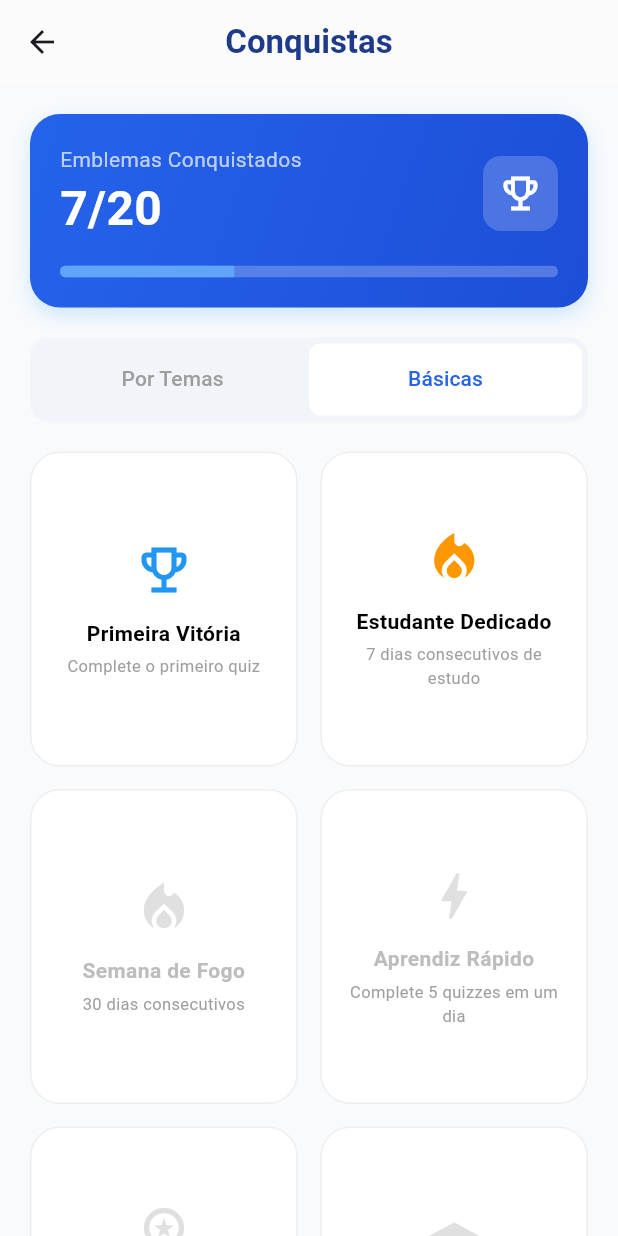
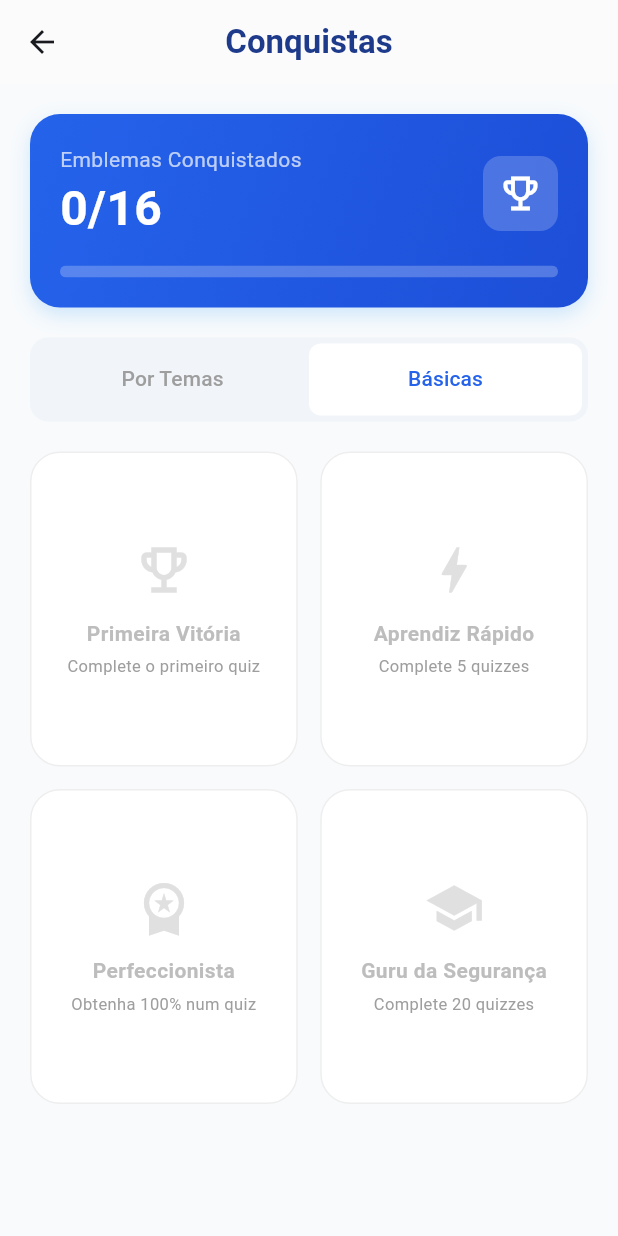
Before and after one commit to Paqu1t0/SafeQuest, a Flutter app: the RecompensasPage screen opened directly, tab 2 chosen, on a phone screen of 412 x 824 dp. Run offline on Flutter 3.47's test engine with Material 3 defaults, Android fonts, the phone set to English and light mode, and no system bars; our stand-ins replace cloud_firestore, firebase_auth, firebase_core, flutter_dotenv, google_generative_ai, google_sign_in and 1 more; accounts and stored records are empty; network calls fail.

Commit message:
pequena melhoria no frontend na página das recompensas;

```diff
--- a/lib/screens/recompensas_page.dart
+++ b/lib/screens/recompensas_page.dart
@@ -1,4 +1,7 @@
 import 'package:flutter/material.dart';
+import 'package:cloud_firestore/cloud_firestore.dart';
+import 'package:firebase_auth/firebase_auth.dart';
+import 'package:projeto_safequest/screens/badges_service.dart';
 
 class RecompensasPage extends StatefulWidget {
   const RecompensasPage({super.key});
@@ -7,7 +10,8 @@ class RecompensasPage extends StatefulWidget {
   State<RecompensasPage> createState() => _RecompensasPageState();
 }
 
-class _RecompensasPageState extends State<RecompensasPage> with SingleTickerProviderStateMixin {
+class _RecompensasPageState extends State<RecompensasPage>
+    with SingleTickerProviderStateMixin {
   late TabController _tabController;
 
   @override
@@ -24,6 +28,8 @@ class _RecompensasPageState extends State<RecompensasPage> with SingleTickerProv
 
   @override
   Widget build(BuildContext context) {
+    final user = FirebaseAuth.instance.currentUser;
+
     return Scaffold(
       backgroundColor: const Color(0xFFF8FAFC),
       appBar: AppBar(
@@ -32,30 +38,54 @@ class _RecompensasPageState extends State<RecompensasPage> with SingleTickerProv
         centerTitle: true,
         title: const Text(
           "Conquistas",
-          style: TextStyle(color: Color(0xFF1E3A8A), fontWeight: FontWeight.bold),
+          style: TextStyle(
+              color: Color(0xFF1E3A8A), fontWeight: FontWeight.bold),
         ),
       ),
-      body: Column(
+
+      // ── StreamBuilder para reagir em tempo real ao Firestore ──────────────
+      body: StreamBuilder<DocumentSnapshot>(
+        stream: FirebaseFirestore.instance
+            .collection('users')
+            .doc(user?.uid)
+            .snapshots(),
+        builder: (context, snapshot) {
+          // Set de IDs de emblemas conquistados
+          Set<String> conquistados = {};
+          if (snapshot.hasData && snapshot.data!.exists) {
+            final data =
+                snapshot.data!.data() as Map<String, dynamic>? ?? {};
+            conquistados =
+                Set<String>.from(data['badges'] ?? []);
+          }
+
+          final total      = BadgesService.allBadges.length;
+          final totalGanho = conquistados.length;
+
+          return Column(
             children: [
-          _headerProgresso(),
+              _headerProgresso(totalGanho, total),
               _tabBarCustom(),
               Expanded(
                 child: TabBarView(
                   controller: _tabController,
-              physics: const NeverScrollableScrollPhysics(), // Bloqueia swipe lateral
+                  physics: const NeverScrollableScrollPhysics(),
                   children: [
-                _abaPorTemas(),
-                _abaBasicas(),
+                    _abaPorTemas(conquistados),
+                    _abaBasicas(conquistados),
                   ],
                 ),
               ),
             ],
+          );
+        },
       ),
     );
   }
 
-  // ================= HEADER DE PROGRESSO GERAL =================
-  Widget _headerProgresso() {
+  // ── HEADER ─────────────────────────────────────────────────────────────────
+
+  Widget _headerProgresso(int ganho, int total) {
     return Container(
       margin: const EdgeInsets.all(20),
       padding: const EdgeInsets.all(20),
@@ -66,7 +96,12 @@ class _RecompensasPageState extends State<RecompensasPage> with SingleTickerProv
           end: Alignment.bottomRight,
         ),
         borderRadius: BorderRadius.circular(20),
-        boxShadow: [BoxShadow(color: Colors.blue.withOpacity(0.2), blurRadius: 10, offset: const Offset(0, 5))],
+        boxShadow: [
+          BoxShadow(
+              color: Colors.blue.withOpacity(0.2),
+              blurRadius: 10,
+              offset: const Offset(0, 5))
+        ],
       ),
       child: Column(
         crossAxisAlignment: CrossAxisAlignment.start,
@@ -74,28 +109,42 @@ class _RecompensasPageState extends State<RecompensasPage> with SingleTickerProv
           Row(
             mainAxisAlignment: MainAxisAlignment.spaceBetween,
             children: [
-              const Column(
+              Column(
                 crossAxisAlignment: CrossAxisAlignment.start,
                 children: [
-                  Text("Emblemas Conquistados", style: TextStyle(color: Colors.white70, fontSize: 14)),
-                  Text("7/20", style: TextStyle(color: Colors.white, fontSize: 32, fontWeight: FontWeight.bold)),
+                  const Text("Emblemas Conquistados",
+                      style:
+                          TextStyle(color: Colors.white70, fontSize: 14)),
+                  Text("$ganho/$total",
+                      style: const TextStyle(
+                          color: Colors.white,
+                          fontSize: 32,
+                          fontWeight: FontWeight.bold)),
                 ],
               ),
               Container(
                 padding: const EdgeInsets.all(10),
-                decoration: BoxDecoration(color: Colors.white.withOpacity(0.2), borderRadius: BorderRadius.circular(12)),
-                child: const Icon(Icons.emoji_events_outlined, color: Colors.white, size: 30),
+                decoration: BoxDecoration(
+                    color: Colors.white.withOpacity(0.2),
+                    borderRadius: BorderRadius.circular(12)),
+                child: const Icon(Icons.emoji_events_outlined,
+                    color: Colors.white, size: 30),
               ),
             ],
           ),
           const SizedBox(height: 15),
-          ClipRRect(
+          TweenAnimationBuilder<double>(
+            tween: Tween(begin: 0, end: total > 0 ? ganho / total : 0),
+            duration: const Duration(milliseconds: 800),
+            curve: Curves.easeOut,
+            builder: (_, val, __) => ClipRRect(
               borderRadius: BorderRadius.circular(10),
-            child: const LinearProgressIndicator(
-              value: 7 / 20,
+              child: LinearProgressIndicator(
+                value: val,
                 backgroundColor: Colors.white24,
-              color: Color(0xFF60A5FA),
+                color: const Color(0xFF60A5FA),
                 minHeight: 8,
+              ),
             ),
           ),
         ],
@@ -107,10 +156,13 @@ class _RecompensasPageState extends State<RecompensasPage> with SingleTickerProv
     return Container(
       margin: const EdgeInsets.symmetric(horizontal: 20),
       padding: const EdgeInsets.all(4),
-      decoration: BoxDecoration(color: const Color(0xFFF1F5F9), borderRadius: BorderRadius.circular(12)),
+      decoration: BoxDecoration(
+          color: const Color(0xFFF1F5F9),
+          borderRadius: BorderRadius.circular(12)),
       child: TabBar(
         controller: _tabController,
-        indicator: BoxDecoration(color: Colors.white, borderRadius: BorderRadius.circular(8)),
+        indicator:
+            BoxDecoration(color: Colors.white, borderRadius: BorderRadius.circular(8)),
         labelColor: const Color(0xFF2563EB),
         unselectedLabelColor: Colors.grey,
         indicatorSize: TabBarIndicatorSize.tab,
@@ -123,49 +175,53 @@ class _RecompensasPageState extends State<RecompensasPage> with SingleTickerProv
     );
   }
 
-  // ================= ABA: POR TEMAS (LISTA VERTICAL) =================
-  Widget _abaPorTemas() {
+  // ── ABA POR TEMAS ──────────────────────────────────────────────────────────
+
+  Widget _abaPorTemas(Set<String> conquistados) {
+    // Filtra só emblemas de tema (não básicos)
+    final temas = ['Phishing', 'Palavras-passe', 'Segurança Web', 'Redes Sociais'];
+    final temaIcons = {
+      'Phishing'       : Icons.email_outlined,
+      'Palavras-passe' : Icons.lock_outline,
+      'Segurança Web'  : Icons.language,
+      'Redes Sociais'  : Icons.people_outline,
+    };
+
     return ListView(
       padding: const EdgeInsets.all(20),
       physics: const BouncingScrollPhysics(),
       children: [
-        // PHISHING
-        _tituloTema("Phishing", Icons.email_outlined),
-        _badgeVertical("Iniciante em Phishing", "Complete 3 quizzes de Phishing", Icons.mail_outline, true),
-        _badgeVertical("Especialista em Phishing", "Complete o módulo de Phishing", Icons.shield_outlined, true),
-        _badgeVertical("Mestre Anti-Phishing", "100% em todos os quizzes de Phishing", Icons.emoji_events_outlined, false),
-
+        for (final tema in temas) ...[
+          _tituloTema(tema, temaIcons[tema]!),
+          ...BadgesService.allBadges
+              .where((b) => b['categoria'] == tema)
+              .map((b) => _badgeVertical(
+                    b['nome'] as String,
+                    b['desc'] as String,
+                    _iconForBadge(b['id'] as String),
+                    conquistados.contains(b['id']),
+                  )),
           const SizedBox(height: 20),
-
-        // PALAVRAS-PASSE
-        _tituloTema("Palavras-passe", Icons.lock_outline),
-        _badgeVertical("Guardião de Senhas", "Complete 3 quizzes de Palavras-passe", Icons.lock_open_outlined, true),
-        _badgeVertical("Mestre das Palavras-passe", "Dominou a segurança de palavras-passe", Icons.verified_user_outlined, true),
-        _badgeVertical("Criador de Senhas Fortes", "100% em todos os quizzes de senhas", Icons.workspace_premium_outlined, false),
-
+        ],
         const SizedBox(height: 20),
-
-        // SEGURANÇA WEB
-        _tituloTema("Segurança Web", Icons.language),
-        _badgeVertical("Surfista Web", "Complete 3 quizzes de Segurança Web", Icons.language, false),
-        _badgeVertical("Navegador Seguro", "Complete o módulo de Segurança Web", Icons.shield_outlined, false),
-        _badgeVertical("Guardião da Web", "100% em Segurança Web", Icons.emoji_events_outlined, false),
-
-        const SizedBox(height: 20),
-
-        // REDES SOCIAIS
-        _tituloTema("Redes Sociais", Icons.people_outline),
-        _badgeVertical("Navegador Social", "Complete 3 quizzes de Redes Sociais", Icons.person_search_outlined, true),
-        _badgeVertical("Influencer Seguro", "Complete o módulo de Redes Sociais", Icons.star_outline, false),
-        _badgeVertical("Protetor Digital", "100% em Redes Sociais", Icons.verified_user_outlined, false),
-
-        const SizedBox(height: 40),
       ],
     );
   }
 
-  // ================= ABA: BÁSICAS (GRID) =================
-  Widget _abaBasicas() {
+  // ── ABA BÁSICAS ────────────────────────────────────────────────────────────
+
+  Widget _abaBasicas(Set<String> conquistados) {
+    final basicBadges = BadgesService.allBadges
+        .where((b) => b['categoria'] == 'basica')
+        .toList();
+
+    final colors = {
+      'primeira_vitoria' : Colors.blue,
+      'aprendiz_rapido'  : Colors.orange,
+      'perfeccionista'   : Colors.purple,
+      'guru_seguranca'   : Colors.indigo,
+    };
+
     return GridView.count(
       crossAxisCount: 2,
       padding: const EdgeInsets.all(20),
@@ -173,18 +229,24 @@ class _RecompensasPageState extends State<RecompensasPage> with SingleTickerProv
       crossAxisSpacing: 15,
       childAspectRatio: 0.85,
       physics: const BouncingScrollPhysics(),
-      children: [
-        _badgeBasico("Primeira Vitória", "Complete o primeiro quiz", Icons.emoji_events_outlined, true, Colors.blue),
-        _badgeBasico("Estudante Dedicado", "7 dias consecutivos de estudo", Icons.local_fire_department, true, Colors.orange),
-        _badgeBasico("Semana de Fogo", "30 dias consecutivos", Icons.local_fire_department, false, Colors.grey),
-        _badgeBasico("Aprendiz Rápido", "Complete 5 quizzes em um dia", Icons.bolt, false, Colors.grey),
-        _badgeBasico("Perfeccionista", "Obtenha 100% em 10 quizzes", Icons.workspace_premium, false, Colors.grey),
-        _badgeBasico("Guru da Segurança", "Complete todos os módulos", Icons.school, false, Colors.grey),
-      ],
+      children: basicBadges.map((b) {
+        final id           = b['id'] as String;
+        final conquistado  = conquistados.contains(id);
+        final cor          = conquistado
+            ? (colors[id] ?? Colors.blue)
+            : Colors.grey;
+        return _badgeBasico(
+          b['nome'] as String,
+          b['desc'] as String,
+          _iconForBadge(id),
+          conquistado,
+          cor,
+        );
+      }).toList(),
     );
   }
 
-  // ================= COMPONENTES AUXILIARES =================
+  // ── COMPONENTES ────────────────────────────────────────────────────────────
 
   Widget _tituloTema(String titulo, IconData icone) {
     return Padding(
@@ -193,66 +255,144 @@ class _RecompensasPageState extends State<RecompensasPage> with SingleTickerProv
         children: [
           Icon(icone, color: const Color(0xFF2563EB), size: 22),
           const SizedBox(width: 10),
-          Text(titulo, style: const TextStyle(fontSize: 19, fontWeight: FontWeight.bold, color: Color(0xFF1E3A8A))),
+          Text(titulo,
+              style: const TextStyle(
+                  fontSize: 19,
+                  fontWeight: FontWeight.bold,
+                  color: Color(0xFF1E3A8A))),
         ],
       ),
     );
   }
 
-  // Card em formato de LISTA (Vertical) para manter a coerência com o Histórico
-  Widget _badgeVertical(String nome, String desc, IconData icon, bool conquistado) {
-    return Container(
+  Widget _badgeVertical(
+      String nome, String desc, IconData icon, bool conquistado) {
+    return AnimatedContainer(
+      duration: const Duration(milliseconds: 400),
       margin: const EdgeInsets.only(bottom: 10),
       padding: const EdgeInsets.all(16),
       decoration: BoxDecoration(
         color: Colors.white,
         borderRadius: BorderRadius.circular(15),
-        border: Border.all(color: conquistado ? Colors.blue.withOpacity(0.3) : Colors.grey.shade200),
+        border: Border.all(
+          color: conquistado
+              ? Colors.blue.withOpacity(0.3)
+              : Colors.grey.shade200,
+        ),
+        boxShadow: conquistado
+            ? [
+                BoxShadow(
+                    color: Colors.blue.withOpacity(0.08),
+                    blurRadius: 8,
+                    offset: const Offset(0, 2))
+              ]
+            : [],
       ),
       child: Row(
         children: [
           Container(
             padding: const EdgeInsets.all(10),
             decoration: BoxDecoration(
-              color: conquistado ? const Color(0xFFF0F7FF) : Colors.grey.shade100,
+              color: conquistado
+                  ? const Color(0xFFF0F7FF)
+                  : Colors.grey.shade100,
               borderRadius: BorderRadius.circular(12),
             ),
-            child: Icon(icon, color: conquistado ? const Color(0xFF2563EB) : Colors.grey.shade400, size: 28),
+            child: Icon(icon,
+                color: conquistado
+                    ? const Color(0xFF2563EB)
+                    : Colors.grey.shade400,
+                size: 28),
           ),
           const SizedBox(width: 16),
           Expanded(
             child: Column(
               crossAxisAlignment: CrossAxisAlignment.start,
               children: [
-                Text(nome, style: TextStyle(fontWeight: FontWeight.bold, fontSize: 14, color: conquistado ? Colors.black : Colors.grey)),
-                Text(desc, style: const TextStyle(fontSize: 11, color: Colors.grey)),
+                Text(nome,
+                    style: TextStyle(
+                        fontWeight: FontWeight.bold,
+                        fontSize: 14,
+                        color: conquistado ? Colors.black : Colors.grey)),
+                Text(desc,
+                    style:
+                        const TextStyle(fontSize: 11, color: Colors.grey)),
               ],
             ),
           ),
-          if (conquistado) const Icon(Icons.check_circle, color: Colors.green, size: 18),
+          if (conquistado)
+            const Icon(Icons.check_circle, color: Colors.green, size: 18),
         ],
       ),
     );
   }
 
-  Widget _badgeBasico(String nome, String desc, IconData icon, bool conquistado, Color cor) {
-    return Container(
+  Widget _badgeBasico(
+      String nome, String desc, IconData icon, bool conquistado, Color cor) {
+    return AnimatedContainer(
+      duration: const Duration(milliseconds: 400),
       padding: const EdgeInsets.all(15),
       decoration: BoxDecoration(
         color: Colors.white,
         borderRadius: BorderRadius.circular(20),
-        border: Border.all(color: Colors.grey.shade200),
+        border: Border.all(
+            color: conquistado ? cor.withOpacity(0.3) : Colors.grey.shade200),
+        boxShadow: conquistado
+            ? [
+                BoxShadow(
+                    color: cor.withOpacity(0.1),
+                    blurRadius: 8,
+                    offset: const Offset(0, 2))
+              ]
+            : [],
       ),
       child: Column(
         mainAxisAlignment: MainAxisAlignment.center,
         children: [
-          Icon(icon, color: conquistado ? cor : Colors.grey.shade300, size: 40),
+          Icon(icon,
+              color: conquistado ? cor : Colors.grey.shade300, size: 40),
           const SizedBox(height: 12),
-          Text(nome, textAlign: TextAlign.center, style: TextStyle(fontWeight: FontWeight.bold, fontSize: 14, color: conquistado ? Colors.black : Colors.grey.shade400)),
+          Text(nome,
+              textAlign: TextAlign.center,
+              style: TextStyle(
+                  fontWeight: FontWeight.bold,
+                  fontSize: 14,
+                  color:
+                      conquistado ? Colors.black : Colors.grey.shade400)),
           const SizedBox(height: 4),
-          Text(desc, textAlign: TextAlign.center, style: const TextStyle(fontSize: 11, color: Colors.grey), maxLines: 2),
+          Text(desc,
+              textAlign: TextAlign.center,
+              style: const TextStyle(fontSize: 11, color: Colors.grey),
+              maxLines: 2),
+          if (conquistado) ...[
+            const SizedBox(height: 8),
+            const Icon(Icons.check_circle, color: Colors.green, size: 16),
+          ],
         ],
       ),
     );
   }
+
+  // ── Ícone por ID de emblema ────────────────────────────────────────────────
+  IconData _iconForBadge(String id) {
+    const map = {
+      'primeira_vitoria'    : Icons.emoji_events_outlined,
+      'aprendiz_rapido'     : Icons.bolt,
+      'perfeccionista'      : Icons.workspace_premium,
+      'guru_seguranca'      : Icons.school,
+      'iniciante_phishing'  : Icons.mail_outline,
+      'especialista_phishing': Icons.shield_outlined,
+      'mestre_phishing'     : Icons.emoji_events_outlined,
+      'guardiao_senhas'     : Icons.lock_open_outlined,
+      'mestre_passwords'    : Icons.verified_user_outlined,
+      'criador_senhas'      : Icons.workspace_premium_outlined,
+      'surfista_web'        : Icons.language,
+      'navegador_seguro'    : Icons.shield_outlined,
+      'guardiao_web'        : Icons.emoji_events_outlined,
+      'navegador_social'    : Icons.person_search_outlined,
+      'influencer_seguro'   : Icons.star_outline,
+      'protetor_digital'    : Icons.verified_user_outlined,
+    };
+    return map[id] ?? Icons.military_tech_rounded;
   }
+}
```
Lines whose indentation alone changed are shown as unchanged.
